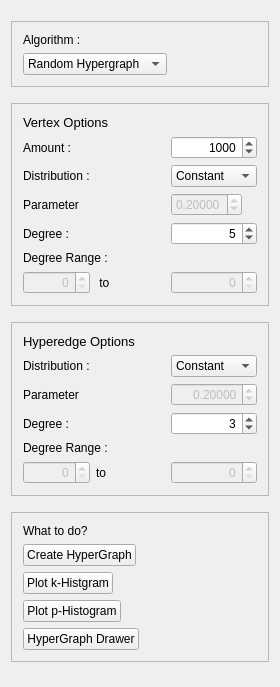
First picture: the form in mainwindow.ui, repository kwarkGorny/PracaInzynierska, before the edit.
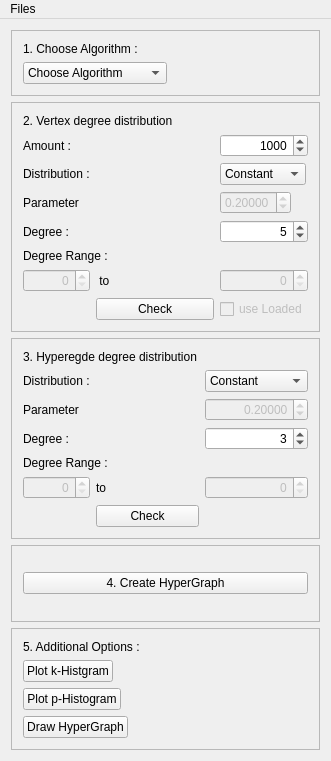
Second picture: the form after the edit.

Patch:
```diff
--- a/mainwindow.ui
+++ b/mainwindow.ui
@@ -6,8 +6,8 @@
    <rect>
     <x>0</x>
     <y>0</y>
-    <width>280</width>
-    <height>687</height>
+    <width>331</width>
+    <height>761</height>
    </rect>
   </property>
   <property name="sizePolicy">
@@ -21,7 +21,172 @@
   </property>
   <widget class="QWidget" name="centralWidget">
    <layout class="QGridLayout" name="gridLayout_6">
-    <item row="1" column="0">
+    <item row="5" column="0">
+     <widget class="QFrame" name="CreateHypergraphFrame">
+      <property name="frameShape">
+       <enum>QFrame::StyledPanel</enum>
+      </property>
+      <property name="frameShadow">
+       <enum>QFrame::Raised</enum>
+      </property>
+      <layout class="QGridLayout" name="gridLayout_4">
+       <item row="0" column="0">
+        <widget class="QPushButton" name="StartBtn">
+         <property name="sizePolicy">
+          <sizepolicy hsizetype="Preferred" vsizetype="Fixed">
+           <horstretch>0</horstretch>
+           <verstretch>0</verstretch>
+          </sizepolicy>
+         </property>
+         <property name="text">
+          <string>4. Create HyperGraph</string>
+         </property>
+        </widget>
+       </item>
+      </layout>
+     </widget>
+    </item>
+    <item row="0" column="0">
+     <widget class="QFrame" name="ChooseAlgorithmFrame">
+      <property name="sizePolicy">
+       <sizepolicy hsizetype="Preferred" vsizetype="Fixed">
+        <horstretch>0</horstretch>
+        <verstretch>0</verstretch>
+       </sizepolicy>
+      </property>
+      <property name="frameShape">
+       <enum>QFrame::StyledPanel</enum>
+      </property>
+      <property name="frameShadow">
+       <enum>QFrame::Raised</enum>
+      </property>
+      <layout class="QGridLayout" name="gridLayout">
+       <property name="rightMargin">
+        <number>9</number>
+       </property>
+       <property name="horizontalSpacing">
+        <number>1</number>
+       </property>
+       <property name="verticalSpacing">
+        <number>6</number>
+       </property>
+       <item row="0" column="0">
+        <widget class="QLabel" name="AlgorithmL">
+         <property name="sizePolicy">
+          <sizepolicy hsizetype="Fixed" vsizetype="Fixed">
+           <horstretch>0</horstretch>
+           <verstretch>0</verstretch>
+          </sizepolicy>
+         </property>
+         <property name="text">
+          <string>1. Choose Algorithm :</string>
+         </property>
+        </widget>
+       </item>
+       <item row="2" column="0" colspan="2">
+        <widget class="QComboBox" name="AlgorithmsCB">
+         <property name="sizePolicy">
+          <sizepolicy hsizetype="Fixed" vsizetype="Fixed">
+           <horstretch>0</horstretch>
+           <verstretch>0</verstretch>
+          </sizepolicy>
+         </property>
+         <property name="currentIndex">
+          <number>3</number>
+         </property>
+         <item>
+          <property name="text">
+           <string>Random Hypergraph</string>
+          </property>
+         </item>
+         <item>
+          <property name="text">
+           <string>Full HyperGraph</string>
+          </property>
+         </item>
+         <item>
+          <property name="text">
+           <string>Test</string>
+          </property>
+         </item>
+         <item>
+          <property name="text">
+           <string>Choose Algorithm</string>
+          </property>
+         </item>
+        </widget>
+       </item>
+      </layout>
+     </widget>
+    </item>
+    <item row="6" column="0">
+     <widget class="QFrame" name="AdditionalOptionFrame">
+      <property name="enabled">
+       <bool>true</bool>
+      </property>
+      <property name="sizePolicy">
+       <sizepolicy hsizetype="Preferred" vsizetype="Fixed">
+        <horstretch>0</horstretch>
+        <verstretch>0</verstretch>
+       </sizepolicy>
+      </property>
+      <property name="frameShape">
+       <enum>QFrame::StyledPanel</enum>
+      </property>
+      <property name="frameShadow">
+       <enum>QFrame::Raised</enum>
+      </property>
+      <layout class="QFormLayout" name="formLayout">
+       <item row="0" column="0">
+        <widget class="QLabel" name="WattodoL">
+         <property name="text">
+          <string>5. Additional Options :</string>
+         </property>
+        </widget>
+       </item>
+       <item row="2" column="0">
+        <widget class="QPushButton" name="PlotKHistogramBtn">
+         <property name="sizePolicy">
+          <sizepolicy hsizetype="Fixed" vsizetype="Fixed">
+           <horstretch>0</horstretch>
+           <verstretch>0</verstretch>
+          </sizepolicy>
+         </property>
+         <property name="text">
+          <string>Plot k-Histgram</string>
+         </property>
+        </widget>
+       </item>
+       <item row="3" column="0">
+        <widget class="QPushButton" name="PlotPHistogramBtn">
+         <property name="sizePolicy">
+          <sizepolicy hsizetype="Fixed" vsizetype="Fixed">
+           <horstretch>0</horstretch>
+           <verstretch>0</verstretch>
+          </sizepolicy>
+         </property>
+         <property name="text">
+          <string>Plot p-Histogram</string>
+         </property>
+        </widget>
+       </item>
+       <item row="4" column="0">
+        <widget class="QPushButton" name="pushButton_5">
+         <property name="sizePolicy">
+          <sizepolicy hsizetype="Preferred" vsizetype="Fixed">
+           <horstretch>0</horstretch>
+           <verstretch>0</verstretch>
+          </sizepolicy>
+         </property>
+         <property name="text">
+          <string>Draw HyperGraph</string>
+         </property>
+        </widget>
+       </item>
+      </layout>
+     </widget>
+    </item>
+    <item row="1" column="0" rowspan="2">
      <widget class="QFrame" name="VertexFrame">
       <property name="sizePolicy">
        <sizepolicy hsizetype="Preferred" vsizetype="Fixed">
@@ -216,19 +381,6 @@
          </property>
         </widget>
        </item>
-       <item row="0" column="0" colspan="2">
-        <widget class="QLabel" name="VerticiesL">
-         <property name="sizePolicy">
-          <sizepolicy hsizetype="Fixed" vsizetype="Preferred">
-           <horstretch>0</horstretch>
-           <verstretch>0</verstretch>
-          </sizepolicy>
-         </property>
-         <property name="text">
-          <string>&lt;html&gt;&lt;head/&gt;&lt;body&gt;&lt;p&gt;&lt;span style=&quot; font-size:10pt;&quot;&gt;Vertex Options&lt;/span&gt;&lt;/p&gt;&lt;/body&gt;&lt;/html&gt;</string>
-         </property>
-        </widget>
-       </item>
        <item row="9" column="0" colspan="2">
         <widget class="QLabel" name="VDegreeRangeL">
          <property name="sizePolicy">
@@ -242,10 +394,43 @@
          </property>
         </widget>
        </item>
+       <item row="0" column="0" colspan="3">
+        <widget class="QLabel" name="VerticiesL">
+         <property name="sizePolicy">
+          <sizepolicy hsizetype="Fixed" vsizetype="Preferred">
+           <horstretch>0</horstretch>
+           <verstretch>0</verstretch>
+          </sizepolicy>
+         </property>
+         <property name="text">
+          <string>&lt;html&gt;&lt;head/&gt;&lt;body&gt;&lt;p&gt;2. Vertex degree distribution&lt;/p&gt;&lt;/body&gt;&lt;/html&gt;</string>
+         </property>
+        </widget>
+       </item>
+       <item row="11" column="1">
+        <widget class="QPushButton" name="VCheckBtn">
+         <property name="text">
+          <string>Check</string>
+         </property>
+        </widget>
+       </item>
+       <item row="11" column="2">
+        <widget class="QCheckBox" name="VUseLoadedChB">
+         <property name="enabled">
+          <bool>false</bool>
+         </property>
+         <property name="text">
+          <string>use Loaded</string>
+         </property>
+         <property name="checkable">
+          <bool>false</bool>
+         </property>
+        </widget>
+       </item>
       </layout>
      </widget>
     </item>
-    <item row="2" column="0">
+    <item row="3" column="0" rowspan="2">
      <widget class="QFrame" name="HyperEdgeFrame">
       <property name="sizePolicy">
        <sizepolicy hsizetype="Preferred" vsizetype="Fixed">
@@ -260,6 +445,19 @@
        <enum>QFrame::Raised</enum>
       </property>
       <layout class="QGridLayout" name="gridLayout_3">
+       <item row="1" column="0" colspan="3">
+        <widget class="QLabel" name="HyperEdgeL">
+         <property name="sizePolicy">
+          <sizepolicy hsizetype="Fixed" vsizetype="Preferred">
+           <horstretch>0</horstretch>
+           <verstretch>0</verstretch>
+          </sizepolicy>
+         </property>
+         <property name="text">
+          <string>&lt;html&gt;&lt;head/&gt;&lt;body&gt;&lt;p&gt;3. Hyperegde degree distribution&lt;/p&gt;&lt;/body&gt;&lt;/html&gt;</string>
+         </property>
+        </widget>
+       </item>
        <item row="3" column="2">
         <widget class="QDoubleSpinBox" name="HDistributionParamDSB">
          <property name="enabled">
@@ -359,19 +557,6 @@
          </property>
         </widget>
        </item>
-       <item row="1" column="0" colspan="2">
-        <widget class="QLabel" name="HyperEdgeL">
-         <property name="sizePolicy">
-          <sizepolicy hsizetype="Fixed" vsizetype="Preferred">
-           <horstretch>0</horstretch>
-           <verstretch>0</verstretch>
-          </sizepolicy>
-         </property>
-         <property name="text">
-          <string>&lt;html&gt;&lt;head/&gt;&lt;body&gt;&lt;p&gt;&lt;span style=&quot; font-size:10pt;&quot;&gt;Hyperedge Options&lt;/span&gt;&lt;/p&gt;&lt;/body&gt;&lt;/html&gt;</string>
-         </property>
-        </widget>
-       </item>
        <item row="6" column="2">
         <widget class="QSpinBox" name="HAverageDegreeS">
          <property name="sizePolicy">
@@ -452,149 +637,11 @@
          </item>
         </widget>
        </item>
-      </layout>
-     </widget>
-    </item>
-    <item row="4" column="0">
-     <widget class="QFrame" name="frame">
-      <property name="enabled">
-       <bool>true</bool>
-      </property>
-      <property name="sizePolicy">
-       <sizepolicy hsizetype="Preferred" vsizetype="Fixed">
-        <horstretch>0</horstretch>
-        <verstretch>0</verstretch>
-       </sizepolicy>
-      </property>
-      <property name="frameShape">
-       <enum>QFrame::StyledPanel</enum>
-      </property>
-      <property name="frameShadow">
-       <enum>QFrame::Raised</enum>
-      </property>
-      <layout class="QFormLayout" name="formLayout">
-       <item row="0" column="0">
-        <widget class="QLabel" name="WattodoL">
+       <item row="9" column="1">
+        <widget class="QPushButton" name="HCheckBtn">
          <property name="text">
-          <string>What to do?</string>
+          <string>Check</string>
          </property>
-        </widget>
-       </item>
-       <item row="1" column="0">
-        <widget class="QPushButton" name="StartBtn">
-         <property name="sizePolicy">
-          <sizepolicy hsizetype="Preferred" vsizetype="Fixed">
-           <horstretch>0</horstretch>
-           <verstretch>0</verstretch>
-          </sizepolicy>
-         </property>
-         <property name="text">
-          <string>Create HyperGraph</string>
-         </property>
-        </widget>
-       </item>
-       <item row="2" column="0">
-        <widget class="QPushButton" name="PlotKHistogramBtn">
-         <property name="sizePolicy">
-          <sizepolicy hsizetype="Fixed" vsizetype="Fixed">
-           <horstretch>0</horstretch>
-           <verstretch>0</verstretch>
-          </sizepolicy>
-         </property>
-         <property name="text">
-          <string>Plot k-Histgram</string>
-         </property>
-        </widget>
-       </item>
-       <item row="3" column="0">
-        <widget class="QPushButton" name="PlotPHistogramBtn">
-         <property name="sizePolicy">
-          <sizepolicy hsizetype="Fixed" vsizetype="Fixed">
-           <horstretch>0</horstretch>
-           <verstretch>0</verstretch>
-          </sizepolicy>
-         </property>
-         <property name="text">
-          <string>Plot p-Histogram</string>
-         </property>
-        </widget>
-       </item>
-       <item row="4" column="0">
-        <widget class="QPushButton" name="pushButton_5">
-         <property name="sizePolicy">
-          <sizepolicy hsizetype="Preferred" vsizetype="Fixed">
-           <horstretch>0</horstretch>
-           <verstretch>0</verstretch>
-          </sizepolicy>
-         </property>
-         <property name="text">
-          <string>HyperGraph Drawer</string>
-         </property>
-        </widget>
-       </item>
-      </layout>
-     </widget>
-    </item>
-    <item row="0" column="0">
-     <widget class="QFrame" name="ResultFrame">
-      <property name="sizePolicy">
-       <sizepolicy hsizetype="Preferred" vsizetype="Fixed">
-        <horstretch>0</horstretch>
-        <verstretch>0</verstretch>
-       </sizepolicy>
-      </property>
-      <property name="frameShape">
-       <enum>QFrame::StyledPanel</enum>
-      </property>
-      <property name="frameShadow">
-       <enum>QFrame::Raised</enum>
-      </property>
-      <layout class="QGridLayout" name="gridLayout">
-       <property name="rightMargin">
-        <number>9</number>
-       </property>
-       <property name="horizontalSpacing">
-        <number>1</number>
-       </property>
-       <property name="verticalSpacing">
-        <number>6</number>
-       </property>
-       <item row="0" column="0">
-        <widget class="QLabel" name="AlgorithmL">
-         <property name="sizePolicy">
-          <sizepolicy hsizetype="Fixed" vsizetype="Fixed">
-           <horstretch>0</horstretch>
-           <verstretch>0</verstretch>
-          </sizepolicy>
-         </property>
-         <property name="text">
-          <string>Algorithm :</string>
-         </property>
-        </widget>
-       </item>
-       <item row="2" column="0" colspan="2">
-        <widget class="QComboBox" name="AlgorithmsCB">
-         <property name="sizePolicy">
-          <sizepolicy hsizetype="Fixed" vsizetype="Fixed">
-           <horstretch>0</horstretch>
-           <verstretch>0</verstretch>
-          </sizepolicy>
-         </property>
-         <item>
-          <property name="text">
-           <string>Random Hypergraph</string>
-          </property>
-         </item>
-         <item>
-          <property name="text">
-           <string>Full HyperGraph</string>
-          </property>
-         </item>
-         <item>
-          <property name="text">
-           <string>Test</string>
-          </property>
-         </item>
         </widget>
        </item>
       </layout>
@@ -602,6 +649,40 @@
     </item>
    </layout>
   </widget>
+  <widget class="QMenuBar" name="menuBar">
+   <property name="geometry">
+    <rect>
+     <x>0</x>
+     <y>0</y>
+     <width>331</width>
+     <height>22</height>
+    </rect>
+   </property>
+   <widget class="QMenu" name="menuFiles">
+    <property name="title">
+     <string>Files</string>
+    </property>
+    <addaction name="actionSave_as"/>
+    <addaction name="actionLoad"/>
+    <addaction name="actionLoad_kTable"/>
+   </widget>
+   <addaction name="menuFiles"/>
+  </widget>
+  <action name="actionSave_as">
+   <property name="text">
+    <string>Save as...</string>
+   </property>
+  </action>
+  <action name="actionLoad">
+   <property name="text">
+    <string>Load</string>
+   </property>
+  </action>
+  <action name="actionLoad_kTable">
+   <property name="text">
+    <string>Load kTable</string>
+   </property>
+  </action>
  </widget>
  <layoutdefault spacing="6" margin="11"/>
  <resources/>
```
